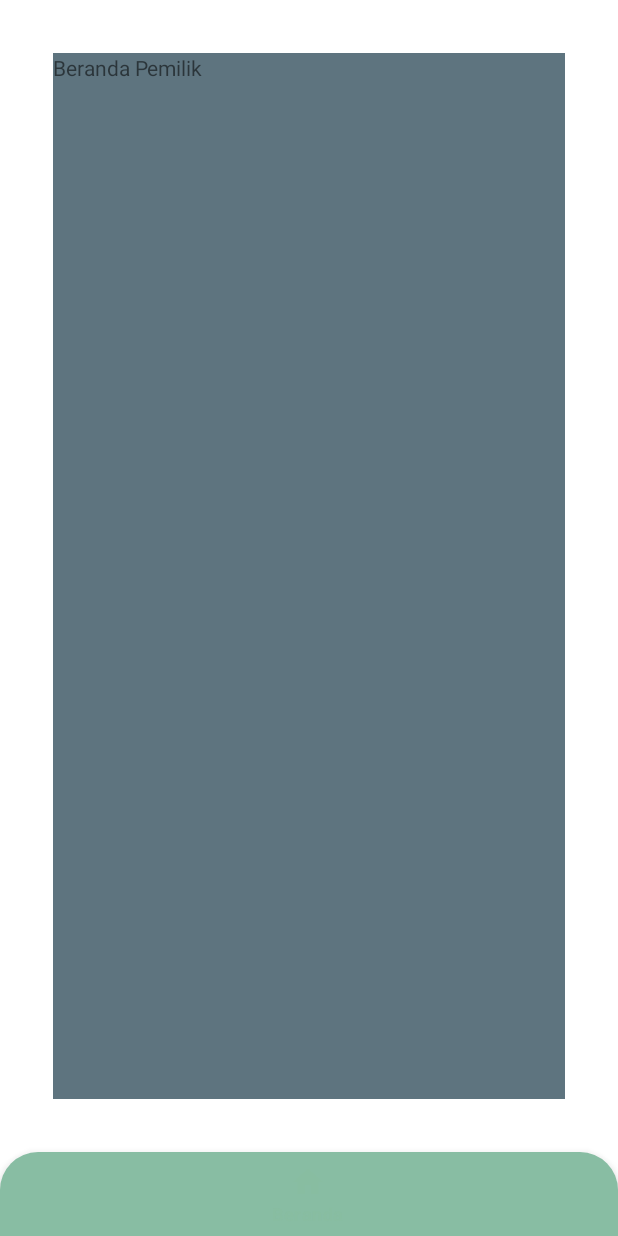
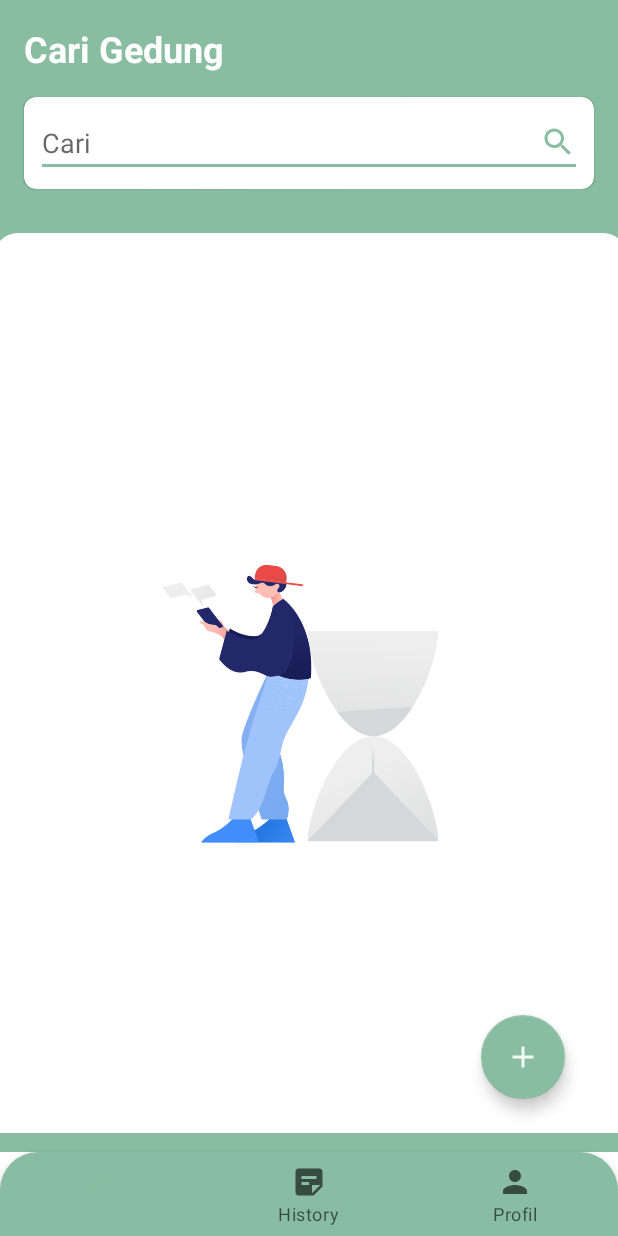
Before and after one commit to nurzainpradana/BookingGedungApp, an Android app: the BerandaPemilikFragment screen opened directly, with no data from a screen before it, on a phone screen of 412 x 824 dp. Run offline under Robolectric (Android 15) with nearby library versions, the phone set to English and light mode, and no system bars; our stand-ins replace data binding.

Commit message:
create fragment main pemilik

```diff
--- a/app/src/main/AndroidManifest.xml
+++ b/app/src/main/AndroidManifest.xml
@@ -25,11 +25,7 @@
 
         </activity>
         <activity android:name=".ui.cekagenda.CekAgendaActivity">
-            <intent-filter>
-                <action android:name="android.intent.action.MAIN" />
 
-                <category android:name="android.intent.category.LAUNCHER" />
-            </intent-filter>
         </activity>
         <activity android:name=".ui.detailgedung.DetailGedungActivity">
 
@@ -39,7 +35,11 @@
         <activity android:name=".ui.signin.SignInActivity" />
         <activity android:name=".ui.signup.SignUpActivity" />
         <activity android:name=".ui.splashscreen.SplashScreenActivity">
+            <intent-filter>
+                <action android:name="android.intent.action.MAIN" />
 
+                <category android:name="android.intent.category.LAUNCHER" />
+            </intent-filter>
         </activity>
         <activity android:name=".ui.main.MainActivity" />
     </application>
--- /dev/null
+++ b/app/src/main/res/drawable/bg_white_top_radius.xml
@@ -0,0 +1,10 @@
+<?xml version="1.0" encoding="utf-8"?>
+<shape xmlns:android="http://schemas.android.com/apk/res/android">
+    <solid
+        android:color="@color/white"
+        />
+    <corners
+        android:topRightRadius="@dimen/dimen_16dp"
+        android:topLeftRadius="@dimen/dimen_16dp"
+        />
+</shape>
--- /dev/null
+++ b/app/src/main/res/drawable/ic_add.xml
@@ -0,0 +1,5 @@
+<vector android:height="24dp" android:tint="#FFFFFF"
+    android:viewportHeight="24" android:viewportWidth="24"
+    android:width="24dp" xmlns:android="http://schemas.android.com/apk/res/android">
+    <path android:fillColor="@android:color/white" android:pathData="M19,13h-6v6h-2v-6H5v-2h6V5h2v6h6v2z"/>
+</vector>
--- /dev/null
+++ b/app/src/main/res/drawable/ic_search.xml
@@ -0,0 +1,7 @@
+<vector android:height="24dp" android:tint="#FFFFFF"
+    android:viewportHeight="24" android:viewportWidth="24"
+    android:width="24dp"
+    xmlns:android="http://schemas.android.com/apk/res/android">
+    <path android:fillColor="@color/dark_lime"
+        android:pathData="M15.5,14h-0.79l-0.28,-0.27C15.41,12.59 16,11.11 16,9.5 16,5.91 13.09,3 9.5,3S3,5.91 3,9.5 5.91,16 9.5,16c1.61,0 3.09,-0.59 4.23,-1.57l0.27,0.28v0.79l5,4.99L20.49,19l-4.99,-5zM9.5,14C7.01,14 5,11.99 5,9.5S7.01,5 9.5,5 14,7.01 14,9.5 11.99,14 9.5,14z"/>
+</vector>
--- a/app/src/main/res/layout/fragment_beranda_pemilik.xml
+++ b/app/src/main/res/layout/fragment_beranda_pemilik.xml
@@ -1,15 +1,95 @@
 <?xml version="1.0" encoding="utf-8"?>
-<androidx.constraintlayout.widget.ConstraintLayout xmlns:android="http://schemas.android.com/apk/res/android"
-    xmlns:tools="http://schemas.android.com/tools"
-    android:layout_width="match_parent"
-    android:layout_height="match_parent"
-    tools:context=".ui.main.pemilik.beranda.BerandaPemilikFragment">
+<layout xmlns:android="http://schemas.android.com/apk/res/android"
+    xmlns:app="http://schemas.android.com/apk/res-auto"
+    xmlns:tools="http://schemas.android.com/tools">
 
-    <TextView
-        android:layout_margin="@dimen/dimen_35dp"
+    <data>
+<!--        <variable-->
+<!--            name="storelist"-->
+<!--            type="id.co.sm.display.ui.choosestore.viewmodel.ChooseStoreViewModel" />-->
+    </data>
+
+    <androidx.swiperefreshlayout.widget.SwipeRefreshLayout
+        android:id="@+id/swipeContainer"
         android:layout_width="match_parent"
-        android:layout_height="match_parent"
-        android:background="@color/gray"
-        android:text="Beranda Pemilik" />
+        android:layout_height="match_parent">
 
-</androidx.constraintlayout.widget.ConstraintLayout>
+
+        <androidx.constraintlayout.widget.ConstraintLayout
+            android:layout_width="match_parent"
+            android:layout_height="match_parent"
+            android:background="@color/lime">
+
+            <TextView
+                android:id="@+id/tv_title_search"
+                android:layout_width="match_parent"
+                android:layout_height="wrap_content"
+                style="@style/big_text"
+                android:textColor="@color/white"
+                android:layout_margin="@dimen/dimen_16dp"
+                android:text="Cari Gedung"
+                app:layout_constraintTop_toTopOf="parent"
+                app:layout_constraintStart_toStartOf="parent"
+                app:layout_constraintEnd_toEndOf="parent"/>
+
+            <com.google.android.material.card.MaterialCardView
+                android:id="@+id/search_view_layout"
+                android:layout_width="match_parent"
+                android:layout_height="wrap_content"
+                android:layout_margin="@dimen/dimen_16dp"
+                app:cardCornerRadius="@dimen/dimen_8dp"
+                android:background="@color/white"
+                android:visibility="visible"
+                tools:visibility="visible"
+                app:layout_constraintStart_toStartOf="parent"
+                app:layout_constraintEnd_toEndOf="parent"
+                app:layout_constraintTop_toBottomOf="@id/tv_title_search">
+                <EditText
+                    android:id="@+id/et_search"
+                    android:layout_width="match_parent"
+                    android:layout_height="match_parent"
+                    android:layout_margin="@dimen/dimen_8dp"
+                    android:drawableTint="@color/dark_lime"
+                    android:drawableEnd="@drawable/ic_search"
+                    android:hint="@string/cari"/>
+            </com.google.android.material.card.MaterialCardView>
+
+            <ImageView
+                android:id="@+id/iv_waiting"
+                android:layout_width="422dp"
+                android:layout_height="600dp"
+                android:layout_marginTop="@dimen/dimen_16dp"
+                android:background="@drawable/bg_white_top_radius"
+                android:src="@drawable/waiting_ilustration"
+                android:visibility="visible"
+                app:layout_constraintBottom_toBottomOf="parent"
+                app:layout_constraintEnd_toEndOf="parent"
+                app:layout_constraintStart_toStartOf="parent"
+                app:layout_constraintTop_toBottomOf="@id/search_view_layout" />
+            <androidx.recyclerview.widget.RecyclerView
+                android:id="@+id/rv_gedung"
+                android:visibility="gone"
+                android:layout_width="0dp"
+                android:layout_height="0dp"
+                android:padding="@dimen/dimen_16dp"
+                android:background="@drawable/bg_white_top_radius"
+                android:layout_marginTop="@dimen/dimen_16dp"
+                app:layout_constraintTop_toBottomOf="@id/search_view_layout"
+                app:layout_constraintStart_toStartOf="parent"
+                app:layout_constraintEnd_toEndOf="parent"
+                app:layout_constraintBottom_toBottomOf="parent"/>
+
+            <com.google.android.material.floatingactionbutton.FloatingActionButton
+                android:id="@+id/fab_add_gedung"
+                android:layout_width="wrap_content"
+                android:layout_height="wrap_content"
+                android:src="@drawable/ic_add"
+                android:background="@color/lime"
+                app:layout_constraintBottom_toBottomOf="parent"
+                app:layout_constraintEnd_toEndOf="parent"
+                android:layout_margin="@dimen/dimen_35dp"/>
+
+        </androidx.constraintlayout.widget.ConstraintLayout>
+
+    </androidx.swiperefreshlayout.widget.SwipeRefreshLayout>
+</layout>
--- a/app/src/main/res/menu/bottom_nav_menu_pemilik.xml
+++ b/app/src/main/res/menu/bottom_nav_menu_pemilik.xml
@@ -4,4 +4,12 @@
         android:id="@+id/navigation_main_pemilik"
         android:icon="@drawable/ic_home"
         android:title="@string/beranda"/>
+    <item
+        android:id="@+id/navigation_history_booking"
+        android:icon="@drawable/ic_transaksi"
+        android:title="@string/history"/>
+    <item
+        android:id="@+id/navigation_profil"
+        android:icon="@drawable/ic_person"
+        android:title="@string/profile"/>
 </menu>
--- a/app/src/main/res/values/dimens.xml
+++ b/app/src/main/res/values/dimens.xml
@@ -10,4 +10,5 @@
     <dimen name="dimen_5dp">5dp</dimen>
     <dimen name="dimen_2dp">2dp</dimen>
     <dimen name="dimen_1dp">1dp</dimen>
+    <dimen name="dimen_16dp">16dp</dimen>
 </resources>
--- a/app/src/main/res/values/strings.xml
+++ b/app/src/main/res/values/strings.xml
@@ -39,4 +39,7 @@
     <string name="check_your_connection">Cek Koneksi Internet Anda</string>
     <string name="beranda_pemilik">Beranda</string>
     <string name="beranda">Beranda</string>
+    <string name="cari">Cari</string>
+    <string name="history">History</string>
+    <string name="profile">Profil</string>
 </resources>
```
Also changed, not shown: app/src/main/res/drawable/waiting_ilustration.png (added).
